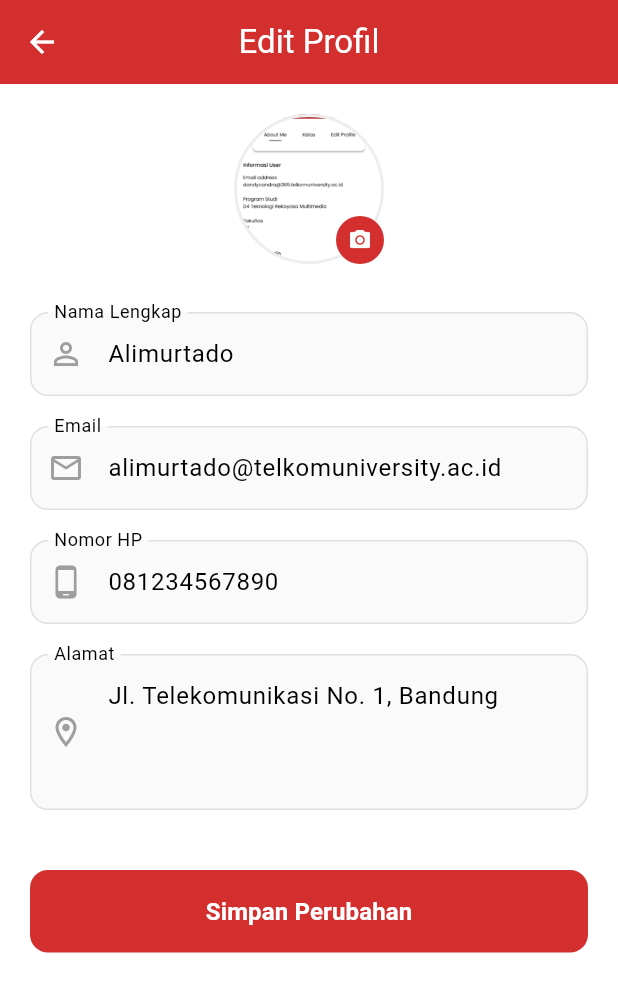
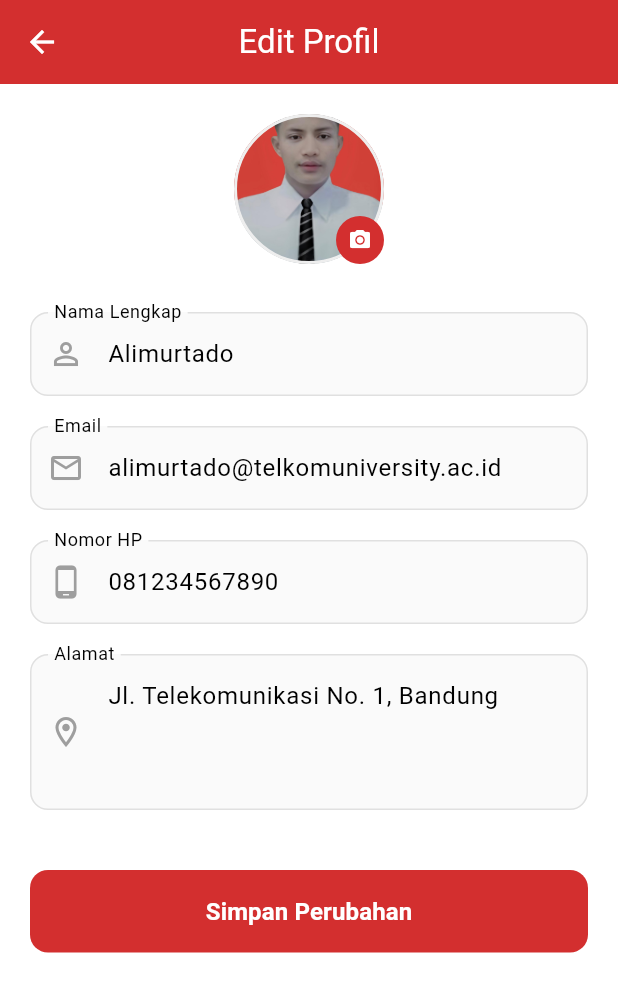
Before and after one commit to mohalimurtado/eduflow, a Flutter app: the ProfileScreen screen opened directly, after a tap on "Edit Profil", on a phone screen of 412 x 824 dp. Shown: the top 992 px of the screen. Run offline on Flutter 3.47's test engine with Material 3 defaults, Android fonts, the phone set to English and light mode, and no system bars.

Commit message:
Asset: Update user profile picture to custom photo (jpg)

```diff
--- a/lib/screens/home_screen.dart
+++ b/lib/screens/home_screen.dart
@@ -67,7 +67,7 @@ class HomeScreen extends StatelessWidget {
                             border: Border.all(color: Colors.white.withOpacity(0.3), width: 2),
                           ),
                           child: const CircleAvatar(
-                            backgroundImage: AssetImage('assets/images/user_profile.png'),
+                            backgroundImage: AssetImage('assets/images/user_profile.jpg'),
                             radius: 22,
                           ),
                         ),
--- a/lib/screens/profile/edit_profile_screen.dart
+++ b/lib/screens/profile/edit_profile_screen.dart
@@ -42,7 +42,7 @@ class _EditProfileScreenState extends State<EditProfileScreen> {
                         shape: BoxShape.circle,
                         border: Border.all(color: Colors.grey[200]!, width: 2),
                         image: const DecorationImage(
-                          image: AssetImage('assets/images/user_profile.png'),
+                          image: AssetImage('assets/images/user_profile.jpg'),
                           fit: BoxFit.cover,
                         ),
                       ),
--- a/lib/screens/profile/profile_screen.dart
+++ b/lib/screens/profile/profile_screen.dart
@@ -61,7 +61,7 @@ class ProfileScreen extends StatelessWidget {
                     child: const CircleAvatar(
                       radius: 60,
                       backgroundColor: Colors.white,
-                      backgroundImage: AssetImage('assets/images/user_profile.png'),
+                      backgroundImage: AssetImage('assets/images/user_profile.jpg'),
                     ),
                   ),
                 ),
--- a/lib/screens/quiz/quiz_start_screen.dart
+++ b/lib/screens/quiz/quiz_start_screen.dart
@@ -19,7 +19,7 @@ class QuizStartScreen extends StatelessWidget {
           children: [
             const Spacer(),
             Image.asset(
-              'assets/images/user_profile.png', // Placeholder icon
+              'assets/images/user_profile.jpg', // Placeholder icon
               height: 80,
             ),
             const SizedBox(height: 24),
```
Also changed, not shown: assets/images/user_profile.jpg (added), assets/images/user_profile.png (deleted).
